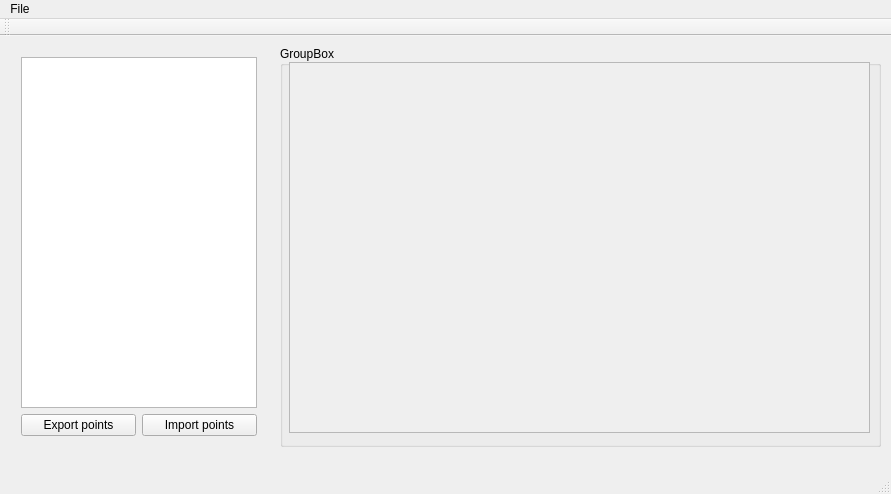
This is EditorGui/EditorGui.ui in Venthe/Warsaw-University-of-Technology-Projects as Qt 5 draws it before an edit. The edited form follows.
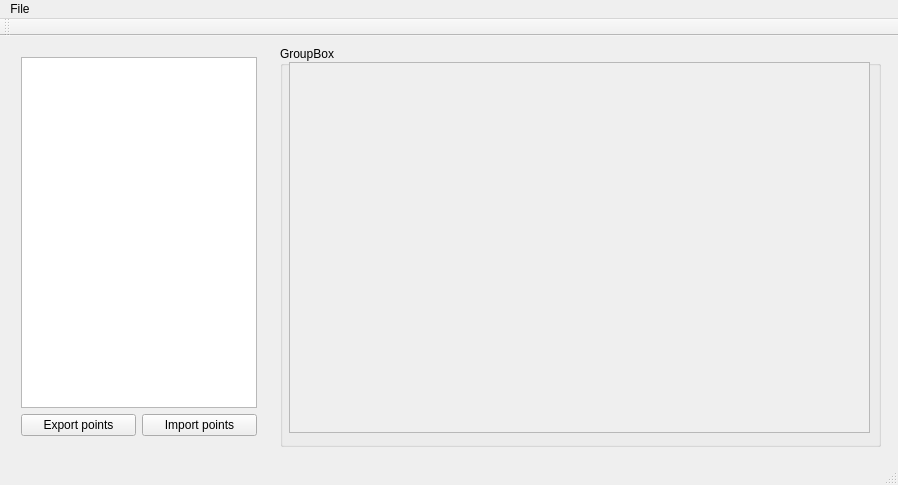
This is the edited form. Custom widgets are drawn as their Qt base class.

The edit to the form file:
```diff
--- a/EditorGui/EditorGui.ui
+++ b/EditorGui/EditorGui.ui
@@ -6,8 +6,8 @@
    <rect>
     <x>0</x>
     <y>0</y>
-    <width>891</width>
-    <height>494</height>
+    <width>898</width>
+    <height>485</height>
    </rect>
   </property>
   <property name="windowTitle">
@@ -89,7 +89,7 @@
     <rect>
      <x>0</x>
      <y>0</y>
-     <width>891</width>
+     <width>898</width>
      <height>26</height>
     </rect>
    </property>
```
